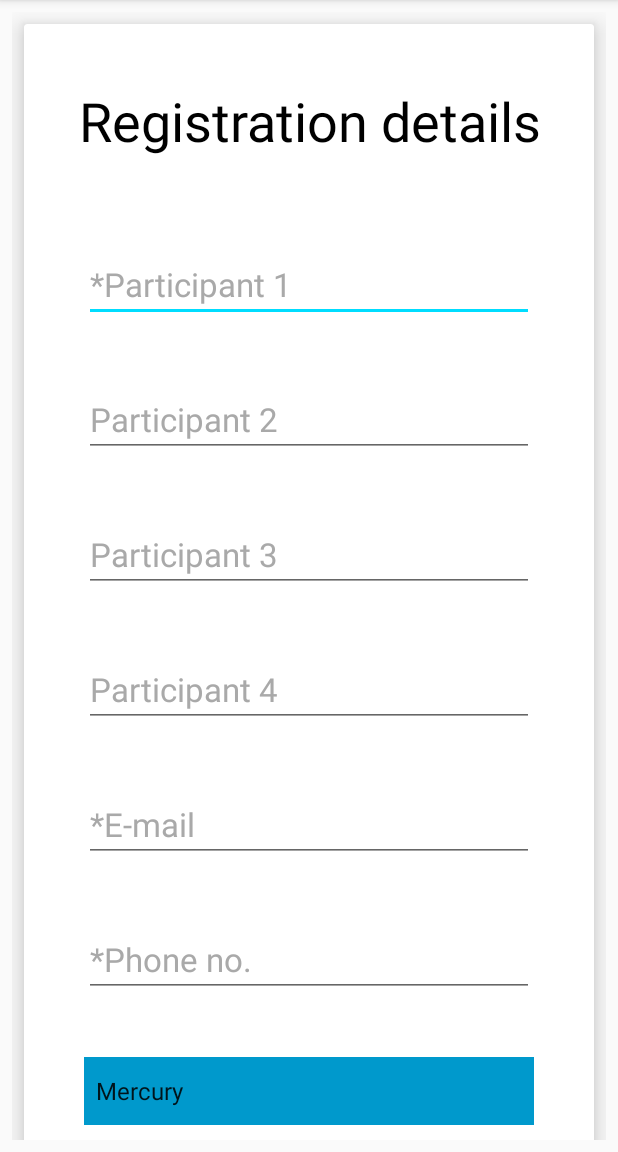
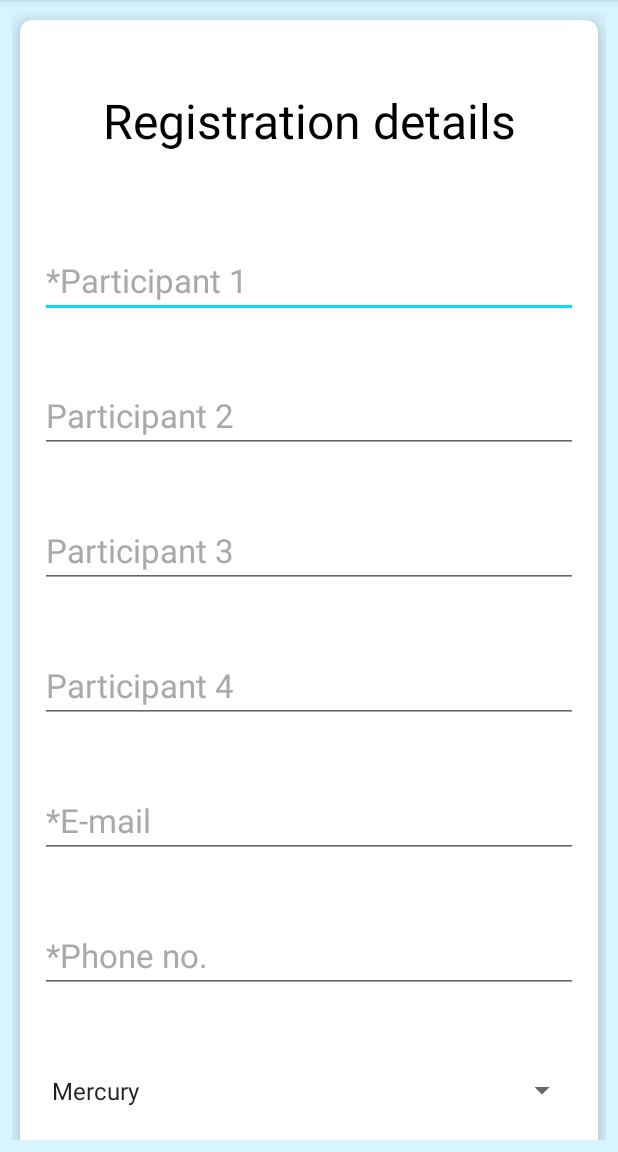
Before and after one commit to aniket2098/CREDENZ-18, an Android app: the screen it shows after launch (MainActivity), on a phone screen of 412 x 824 dp, the part 84-1236 px from its top. Run offline under Robolectric (Android 15) with nearby library versions, the phone set to English and light mode, and no system bars.

Commit message:
Detailed receipt added, Color scheme changed

```diff
--- a/app/src/main/res/layout/content_main.xml
+++ b/app/src/main/res/layout/content_main.xml
@@ -4,6 +4,7 @@
     xmlns:tools="http://schemas.android.com/tools"
     android:layout_width="match_parent"
     android:layout_height="match_parent"
+    android:background="@color/bg"
     app:layout_behavior="@string/appbar_scrolling_view_behavior"
     tools:context=".MainActivity"
     tools:showIn="@layout/app_bar_main">
@@ -45,14 +46,16 @@
             <androidx.cardview.widget.CardView
                 android:layout_width="match_parent"
                 android:layout_height="wrap_content"
-                android:layout_margin="8dp"
+                android:layout_margin="5dp"
                 android:layout_marginTop="15dp"
                 android:padding="5dp"
+                app:cardCornerRadius="8dp"
                 app:cardElevation="10dp">
 
                 <LinearLayout
                     android:layout_width="match_parent"
                     android:layout_height="wrap_content"
+                    android:layout_margin="5dp"
                     android:gravity="center"
                     android:orientation="vertical">
 
@@ -67,11 +70,11 @@
                         android:gravity="center"
                         android:text="Registration details"
                         android:textColor="@color/black"
-                        android:textSize="36sp" />
+                        android:textSize="32sp" />
 
                     <EditText
                         android:id="@+id/name"
-                        android:layout_width="300dp"
+                        android:layout_width="match_parent"
                         android:layout_height="wrap_content"
                         android:layout_marginStart="8dp"
                         android:layout_marginTop="60dp"
@@ -90,7 +93,7 @@
 
                     <EditText
                         android:id="@+id/name2"
-                        android:layout_width="300dp"
+                        android:layout_width="match_parent"
                         android:layout_height="wrap_content"
                         android:layout_marginStart="8dp"
                         android:layout_marginTop="40dp"
@@ -109,7 +112,7 @@
 
                     <EditText
                         android:id="@+id/name3"
-                        android:layout_width="300dp"
+                        android:layout_width="match_parent"
                         android:layout_height="wrap_content"
                         android:layout_marginStart="8dp"
                         android:layout_marginTop="40dp"
@@ -128,7 +131,7 @@
 
                     <EditText
                         android:id="@+id/name4"
-                        android:layout_width="300dp"
+                        android:layout_width="match_parent"
                         android:layout_height="wrap_content"
                         android:layout_marginStart="8dp"
                         android:layout_marginTop="40dp"
@@ -147,7 +150,7 @@
 
                     <EditText
                         android:id="@+id/email"
-                        android:layout_width="300dp"
+                        android:layout_width="match_parent"
                         android:layout_height="wrap_content"
                         android:layout_marginStart="8dp"
                         android:layout_marginTop="40dp"
@@ -166,7 +169,7 @@
 
                     <EditText
                         android:id="@+id/ph_no"
-                        android:layout_width="300dp"
+                        android:layout_width="match_parent"
                         android:layout_height="wrap_content"
                         android:layout_marginStart="8dp"
                         android:layout_marginTop="40dp"
@@ -185,15 +188,16 @@
 
                     <Spinner
                         android:id="@+id/college"
-                        android:layout_width="300dp"
-                        android:layout_height="45dp"
+
+                        android:layout_width="match_parent"
+                        android:layout_height="50dp"
                         android:layout_marginStart="8dp"
                         android:layout_marginTop="40dp"
                         android:layout_marginEnd="8dp"
-                        android:background="@color/colorPrimary"
                         android:ems="10"
                         android:inputType="textPersonName"
                         android:maxLines="1"
+                        android:textSize="22sp"
                         app:layout_constraintEnd_toEndOf="parent"
                         app:layout_constraintHorizontal_bias="0.51"
                         app:layout_constraintStart_toStartOf="parent"
--- a/app/src/main/res/layout/content_prev.xml
+++ b/app/src/main/res/layout/content_prev.xml
@@ -30,6 +30,6 @@
         android:id="@+id/registrations"
         android:layout_width="match_parent"
         android:layout_height="match_parent"
-        android:background="@color/white"
+        android:background="@color/bg"
         tools:layout_editor_absoluteX="8dp" />
 </androidx.constraintlayout.widget.ConstraintLayout>
--- a/app/src/main/res/layout/content_register.xml
+++ b/app/src/main/res/layout/content_register.xml
@@ -16,6 +16,7 @@
         android:layout_marginEnd="8dp"
         android:layout_marginBottom="8dp"
         android:padding="5dp"
+        app:cardCornerRadius="8dp"
         app:cardElevation="20dp"
         app:layout_constraintBottom_toTopOf="@+id/linearLayout"
         app:layout_constraintEnd_toEndOf="parent"
@@ -41,6 +42,7 @@
         android:id="@+id/linearLayout"
         android:layout_width="match_parent"
         android:layout_height="80dp"
+        android:layout_margin="5dp"
         android:background="@color/colorPrimary"
         android:gravity="center"
         android:textSize="24sp"
--- a/app/src/main/res/layout/receipt_rv.xml
+++ b/app/src/main/res/layout/receipt_rv.xml
@@ -27,7 +27,7 @@
                 android:id="@+id/imageView2"
                 android:layout_width="143dp"
                 android:layout_height="134dp"
-                android:layout_marginTop="4dp"
+                android:layout_marginTop="16dp"
                 app:layout_constraintStart_toStartOf="parent"
                 app:layout_constraintTop_toTopOf="parent"
                 app:srcCompat="@drawable/credenzlogo" />
--- a/app/src/main/res/values/colors.xml
+++ b/app/src/main/res/values/colors.xml
@@ -7,4 +7,5 @@
     <color name="white">#ffffff</color>
     <color name="blueShade">#f6b264</color>
     <color name="blue">#0099cc</color>
+    <color name="bg">#d8f5ff</color>
 </resources>
```
Also changed, not shown: app/src/main/res/drawable/receipt.png.
